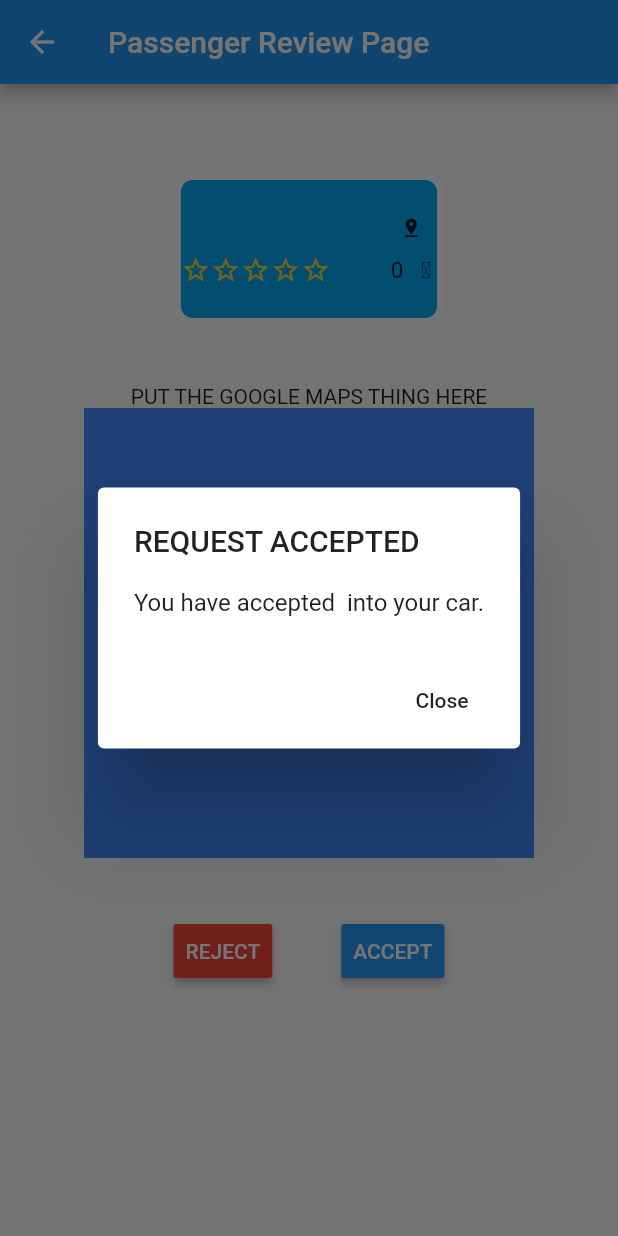
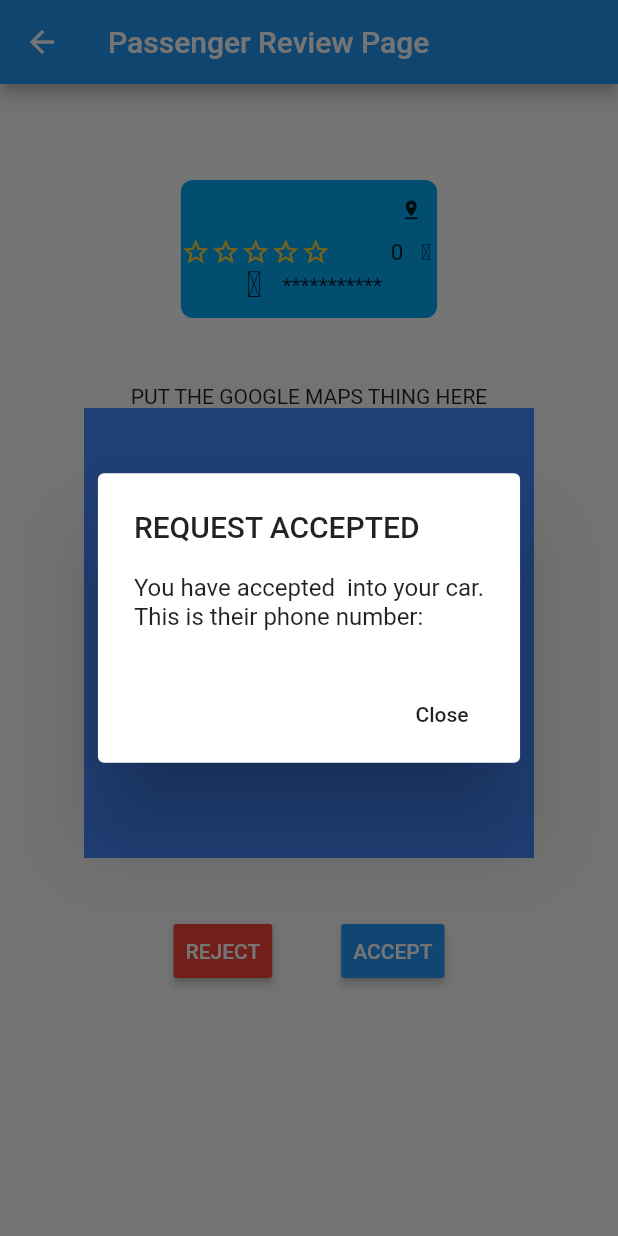
Before and after one commit to SeanJackson1998/entrepreneurship, a Flutter app: the AcceptRequestPage screen opened directly with empty values, after a tap on "ACCEPT", on a phone screen of 412 x 824 dp. Run offline on Flutter 3.47's test engine with Material 2 defaults, Android fonts, the phone set to English and light mode, and no system bars; our stand-ins replace line_icons, material_design_icons_flutter, rating_bar; missing offline and left inert: open_iconic_flutter.

Commit message:
Sorted search bar, price, phone number, still need to add passenger navigation bar func

```diff
--- a/assets/driver1.json
+++ b/assets/driver1.json
@@ -8,20 +8,25 @@
       "timestamp": "12:30 23/04/2020",
       "rating": 5.0,
       "passengers": 2,
-      "luggage": 1
+      "luggage": 1,
+      "price": 3.00,
+      "phone": "01234567891"
     },
     "car": [
       {
         "name": "Jigna Parmar",
         "destination": "Bristol",
         "rating": 4.5,
-        "luggage": 0
+        "luggage": 0,
+        "phone": "07762845632"
       },
       {
         "name": "Manav Gupta",
         "destination": "Bristol",
         "rating": 4.5,
-        "luggage": 2
+        "luggage": 2,
+        "phone": "07264946289"
+
       }
     ],
     "requests": [
@@ -29,7 +34,8 @@
         "name": "Sean Jackson",
         "destination": "Bristol",
         "rating": 4.5,
-        "luggage": 0
+        "luggage": 0,
+        "phone": "07759247490"
       }
     ]
   },
@@ -42,14 +48,17 @@
       "timestamp": "09:45 26/04/2020",
       "rating": 5.0,
       "passengers": 3,
-      "luggage": 4
+      "luggage": 4,
+      "price": 1.50,
+      "phone": "01234567891"
     },
     "car": [
       {
         "name": "Manam Jeff",
         "destination": "Exeter",
         "rating": 4.0,
-        "luggage": 1
+        "luggage": 1,
+        "phone": "07123968324"
       }
     ],
     "requests": []
@@ -63,22 +72,65 @@
       "timestamp": "11:00 27/04/2020",
       "rating": 5.0,
       "passengers": 2,
-      "luggage": 2
+      "luggage": 2,
+      "price": 3.00,
+      "phone": "01234567891"
     },
     "car": [
       {
         "name": "Manam Jeff",
         "destination": "Bristol",
         "rating": 4.0,
-        "luggage": 1
+        "luggage": 1,
+        "phone": "07123968324"
       },
       {
         "name": "Billy Gilmour",
         "destination": "Bristol",
         "rating": 5.0,
-        "luggage": 0
+        "luggage": 0,
+        "phone": "07982530224"
       }
     ],
     "requests": []
+  },
+  {
+    "trip": {
+      "tripId": 13,
+      "driverId": 1,
+      "name": "Aidan Saxon",
+      "destination": "London",
+      "timestamp": "14:30 01/05/2020",
+      "rating": 5.0,
+      "passengers": 3,
+      "luggage": 2,
+      "price": 10.00,
+      "phone": "01234567891"
+    },
+    "car": [
+      {
+        "name": "Alicja Marczak",
+        "destination": "Reading",
+        "rating": 4.5,
+        "luggage": 1,
+        "phone": "07345184963"
+      },
+      {
+        "name": "Billy Gilmour",
+        "destination": "Swindon",
+        "rating": 5.0,
+        "luggage": 0,
+        "phone": "07982530224"
+      }
+    ],
+    "requests": [
+      {
+        "name": "Ed Howes",
+        "destination": "London",
+        "rating": 4.0,
+        "luggage": 1,
+        "phone": "07823775980"
+      }
+    ]
   }
 ]
--- a/lib/AcceptRequestPage.dart
+++ b/lib/AcceptRequestPage.dart
@@ -28,7 +28,7 @@ class AcceptRequestPage extends StatelessWidget {
                   children: <Widget>[
                     Column(
                         mainAxisAlignment: MainAxisAlignment.start,
-                        children: [PassengerWidget(passenger, false)])
+                        children: [PassengerWidget(passenger, false, false)])
                   ]),
               const SizedBox(height: 40),
               Row(
@@ -62,7 +62,7 @@ class AcceptRequestPage extends StatelessWidget {
                           textColor: Colors.white,
                           child: Text('ACCEPT'),
                           onPressed: () async {
-                            await _requestNotify(context, passenger.name);
+                            await _requestNotify(context, passenger.name, passenger.phone);
 
                             print("UPDATE DRIVER TRIPS FILE WITH THE PASSENGER INTO THE CAR OUT OF REQUESTS");
                             // Update the file with the object from request to the car
@@ -76,7 +76,7 @@ class AcceptRequestPage extends StatelessWidget {
             ])));
   }
 
-  Future<void> _requestNotify(context, passenger) async {
+  Future<void> _requestNotify(context, passenger, phone) async {
     return showDialog<void>(
       context: context,
       barrierDismissible: false, // user must tap button!
@@ -87,6 +87,7 @@ class AcceptRequestPage extends StatelessWidget {
             child: ListBody(
               children: <Widget>[
                 Text('You have accepted $passenger into your car.'),
+                Text('This is their phone number: $phone'),
               ],
             ),
           ),
--- a/lib/DriverTrip.dart
+++ b/lib/DriverTrip.dart
@@ -64,14 +64,17 @@ class Passenger {
   String destination;
   double rating;
   int luggage;
+  String phone;
 
-  Passenger({this.name, this.destination, this.rating, this.luggage});
+  Passenger(
+      {this.name, this.destination, this.rating, this.luggage, this.phone});
 
   factory Passenger.fromJson(Map<String, dynamic> parsedJson) {
     return Passenger(
         name: parsedJson['name'],
         destination: parsedJson['destination'],
         rating: parsedJson['rating'],
-        luggage: parsedJson['luggage']);
+        luggage: parsedJson['luggage'],
+        phone: parsedJson['phone']);
   }
 }
--- a/lib/PassengerWidget.dart
+++ b/lib/PassengerWidget.dart
@@ -1,5 +1,6 @@
 import 'package:flutter/cupertino.dart';
 import 'package:flutter/material.dart';
+import 'package:material_design_icons_flutter/material_design_icons_flutter.dart';
 import 'package:open_iconic_flutter/open_iconic_flutter.dart';
 import 'package:rating_bar/rating_bar.dart';
 
@@ -9,11 +10,14 @@ import 'DriverTrip.dart';
 class PassengerWidget extends StatelessWidget {
   final Passenger passenger;
   final bool clickable;
+  final bool accepted;
+  String phone = "***********";
 
-  PassengerWidget(this.passenger, this.clickable);
+  PassengerWidget(this.passenger, this.clickable, this.accepted);
 
   @override
   Widget build(BuildContext context) {
+    checkPhone();
     return GestureDetector(
         onTap: () {
           if (clickable) {
@@ -35,13 +39,15 @@ class PassengerWidget extends StatelessWidget {
             alignment: Alignment.center,
             // Add components for the widget
 
-            child: Row(mainAxisAlignment: MainAxisAlignment.center, children: <
-                Widget>[
+            child:
+                Column(mainAxisAlignment: MainAxisAlignment.center, children: [
+              Row(mainAxisAlignment: MainAxisAlignment.center, children: [
                 Column(mainAxisAlignment: MainAxisAlignment.center, children: [
                   Row(
                       mainAxisAlignment: MainAxisAlignment.start,
                       children: <Widget>[
-                      Text("${passenger.name}", style: TextStyle(fontSize: 15))
+                        Text("${passenger.name}",
+                            style: TextStyle(fontSize: 15))
                       ]),
                   const SizedBox(height: 10),
                   Row(
@@ -83,6 +89,13 @@ class PassengerWidget extends StatelessWidget {
                         )
                       ])
                 ])
+              ]),
+              Row(
+                  mainAxisAlignment: MainAxisAlignment.center,
+                  children: <Widget>[
+                    Icon(MdiIcons.phone),
+                    Text("  ${this.phone}")
+                  ])
             ])));
   }
 
@@ -94,4 +107,10 @@ class PassengerWidget extends StatelessWidget {
                   passenger: passenger,
                 )));
   }
+
+  void checkPhone() {
+    if(this.accepted){
+      phone = passenger.phone;
     }
+  }
+}
--- a/lib/Trip.dart
+++ b/lib/Trip.dart
@@ -7,6 +7,8 @@ class Trip {
   double rating;
   int passengers;
   int luggage;
+  double price;
+  String phone;
 
   Trip(
       {this.tripId,
@@ -16,7 +18,9 @@ class Trip {
       this.timestamp,
       this.rating,
       this.passengers,
-      this.luggage});
+      this.luggage,
+      this.price,
+      this.phone});
 
   factory Trip.fromJson(Map<String, dynamic> parsedJson) {
     return Trip(
@@ -27,6 +31,8 @@ class Trip {
         timestamp: parsedJson['timestamp'],
         rating: parsedJson['rating'],
         passengers: parsedJson['passengers'],
-        luggage: parsedJson['luggage']);
+        luggage: parsedJson['luggage'],
+        price: parsedJson['price'],
+        phone: parsedJson['phone']);
   }
 }
```
Also changed, not shown: assets/trips.json (+82 -12 lines), lib/DriverTripPageWidget.dart (+7 -7 lines), lib/DriverTripWidget.dart (+9 -0 lines), lib/PassengerMainPage.dart (+28 -0 lines), lib/TripWidget.dart (+9 -0 lines). Lines whose indentation alone changed are shown as unchanged.
